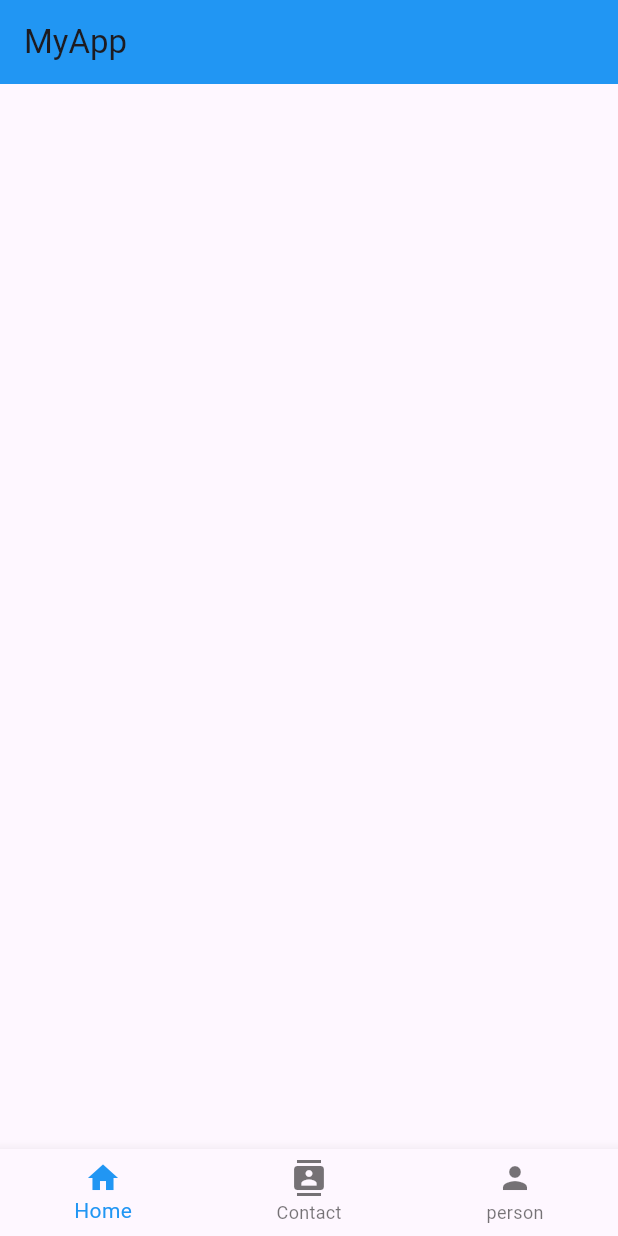
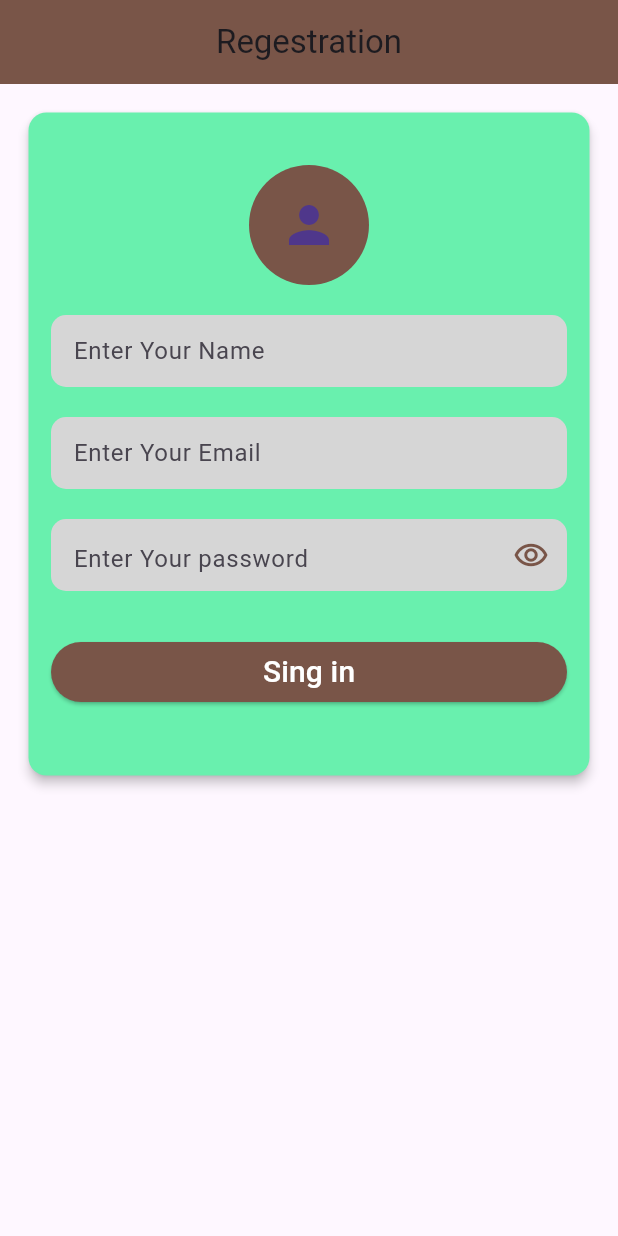
Before and after one commit to mhdipu7/Flutter_Dynamic_navbar, a Flutter app: the screen it shows after launch, on a phone screen of 412 x 824 dp. Run offline on Flutter 3.47's test engine with Material 3 defaults, Android fonts, the phone set to English and light mode, and no system bars.

Commit message:
initial commit

```diff
--- a/lib/main.dart
+++ b/lib/main.dart
@@ -2,20 +2,25 @@ import 'package:flutter/cupertino.dart';
 import 'package:flutter/material.dart';
 
 void main(){
-  runApp(MyApp());
+  runApp(const MyApp());
 }
-class MyApp extends StatelessWidget{
+
+class MyApp extends StatefulWidget{
   const MyApp({super.key});
 
+  @override
+  State<MyApp> createState() => _MyAppState();
+}
+
+class _MyAppState extends State<MyApp> {
   @override
   Widget build(BuildContext context) {
 
     return MaterialApp(
       debugShowCheckedModeBanner: false,
+
       home: HomeActivity(),);
-
   }
-
 }
 
 class HomeActivity extends StatefulWidget{
@@ -26,47 +31,157 @@ class HomeActivity extends StatefulWidget{
 }
 
 class _HomeActivityState extends State<HomeActivity> {
-  int myIndex =0;
-  // List  widgetList =  [
-  //   Text(
-  //     "Home",
-  //     style: TextStyle(fontSize: 40),
-  //   ),
-  //   Text(
-  //     'Contact',
-  //     style: TextStyle(fontSize: 40),
-  //   ),
-  //   Text(
-  //     'Person',
-  //     style: TextStyle(fontSize: 40),
-  //   )
-  // ];
+  final _key = GlobalKey<FormState>();
+
+  TextEditingController nameClt = TextEditingController();
+
+  TextEditingController emailClt = TextEditingController();
+
+  TextEditingController  passwordClt = TextEditingController();
+
+  bool SecureText = true;
+
+  final browncolor= Colors.brown;
 
   @override
   Widget build(BuildContext context) {
-    return  Scaffold(
-      appBar:AppBar(backgroundColor: Colors.blue,
-      title: Text("MyApp"),
-      ) ,
-      body: Center(
-       // child:(widgetList[myIndex]) ,
+
+    return Scaffold(
+     appBar:  AppBar(
+       title: Text("Regestration"),
+       backgroundColor: browncolor,
+       elevation: 0,
+       centerTitle: true,
+     ),
+
+      body: SingleChildScrollView(
+        child: Container(
+          margin:EdgeInsets.all(15),
+          width: MediaQuery.of(context).size.width,
+          child: Form(
+            key: _key,
+            child: Card(
+              color: Colors.greenAccent,
+
+              elevation: 3,
+              child: Padding(
+                padding: const EdgeInsets.all(15.0),
+                child: Column(
+                  mainAxisAlignment: MainAxisAlignment.center,
+                  crossAxisAlignment: CrossAxisAlignment.center,
+                  children: [
+                    SizedBox(height: 20,),
+                    CircleAvatar(
+                      radius: 40,
+                      backgroundColor: browncolor,
+                      child: Icon(Icons.person,size: 40,),
+                    ),
+                    SizedBox(height: 20,),
+                    Container(
+                        decoration: BoxDecoration(
+                            color: Colors.grey[350],
+                          borderRadius: BorderRadius.circular(10)
+                        ),
+
+                        child: TextFormField(
+                          controller: nameClt,
+
+                          decoration: InputDecoration(
+                            border: InputBorder.none,
+                            hintText: "Enter Your Name",
+                            contentPadding: EdgeInsets.only(left: 15)
+
+                          ),
+                          validator: (value){
+                            if (value!.isEmpty){
+                              return "Empty Field";
+                            }
+                          },
+                        ),
+                    ),
+
+                    SizedBox(height: 20,),
+                    Container(
+                      decoration: BoxDecoration(
+                          color: Colors.grey[350],
+                          borderRadius: BorderRadius.circular(10)
+                      ),
+
+                      child: TextFormField(
+                        controller: emailClt,
+
+                        decoration: InputDecoration(
+                            border: InputBorder.none,
+                            hintText: "Enter Your Email",
+                            contentPadding: EdgeInsets.only(left: 15)
+
+                        ),
+                        validator: (value){
+                          if (value!.isEmpty){
+                            return "Empty Field";
+                          }
+                        },
+                      ),
+                    ),
+                    SizedBox(height: 20,),
+                    Container(
+                      decoration: BoxDecoration(
+                          color: Colors.grey[350],
+                          borderRadius: BorderRadius.circular(10)
+                      ),
+
+                      child: TextFormField(
+                        controller: passwordClt,
+                        obscureText: SecureText,
+
+                        decoration: InputDecoration(
+                          suffixIcon: InkWell(
+                              onTap: (){
+                                   setState(() {
+                                     SecureText =!SecureText;
+                                   });
+                              },
+                              child: Icon(SecureText?Icons.remove_red_eye_outlined:   Icons.remove_red_eye,color:browncolor,)),
+                            border: InputBorder.none,
+                            hintText: "Enter Your password",
+                            contentPadding: EdgeInsets.only(left: 15, top: 15)
+
+
+                        ),
+                        validator: (value){
+                          if (value!.isEmpty){
+                            return "Empty Field";
+                          }
+                        },
+                      ),
+                    ),
+
+                    SizedBox(height: 30,),
+                    Container(
+                      width: MediaQuery.of(context).size.width,
+                      child: ElevatedButton(onPressed: (){
+                        if(_key.currentState!.validate()){
+                          _key.currentState!.save();
+                          print(nameClt);
+                          print(emailClt);
+                          print(passwordClt);
+                        }
+                      },
+                        style: ElevatedButton.styleFrom(backgroundColor: browncolor),
+
+                         child: Text("Sing in",style: TextStyle(fontSize: 20, color: Colors.white),), ),
+                    ),
+                    SizedBox(height: 30,),
+
+                  ],
+                ),
+              ),
+            ),
+          ),
+        ),
       ),
-      bottomNavigationBar: BottomNavigationBar(
-        selectedItemColor: Colors.blue,
 
-        onTap: (index){
-        setState(() {
-          myIndex = index;
-        });
-        },
 
-        currentIndex:myIndex ,
-        items: [
-          BottomNavigationBarItem(icon: Icon(Icons.home),label: "Home"),
-          BottomNavigationBarItem(icon: Icon(Icons.contacts),label: "Contact"),
-          BottomNavigationBarItem(icon: Icon(Icons.person),label: "person"),
-        ],
-      ),
     );
   }
 }
```
